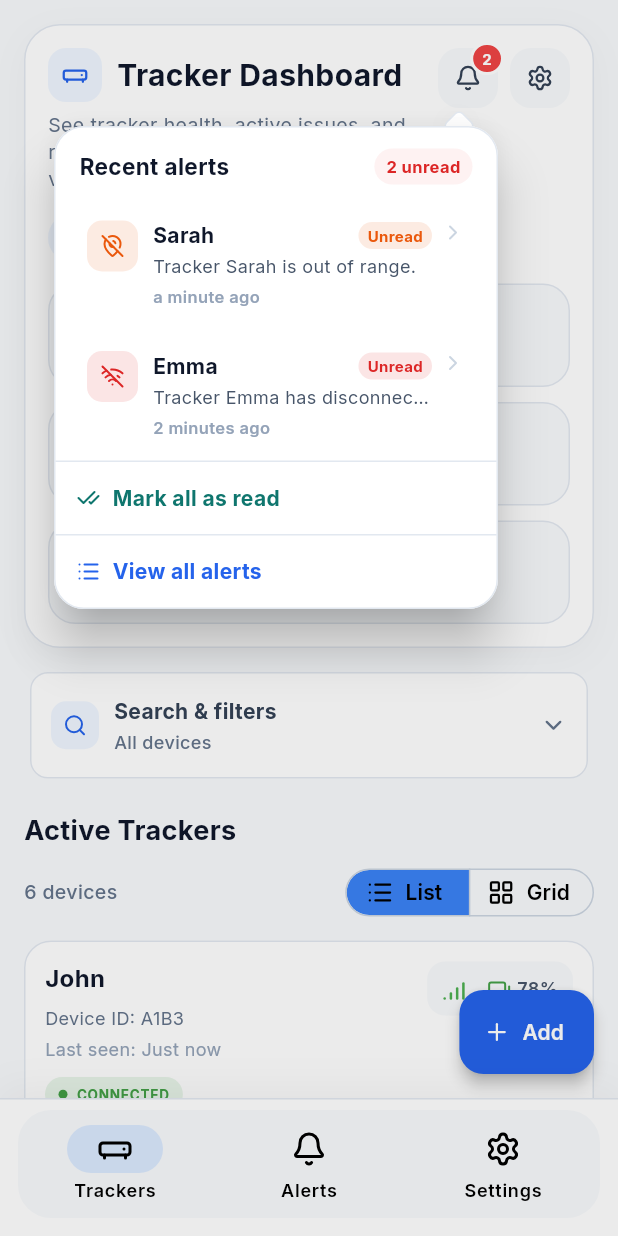
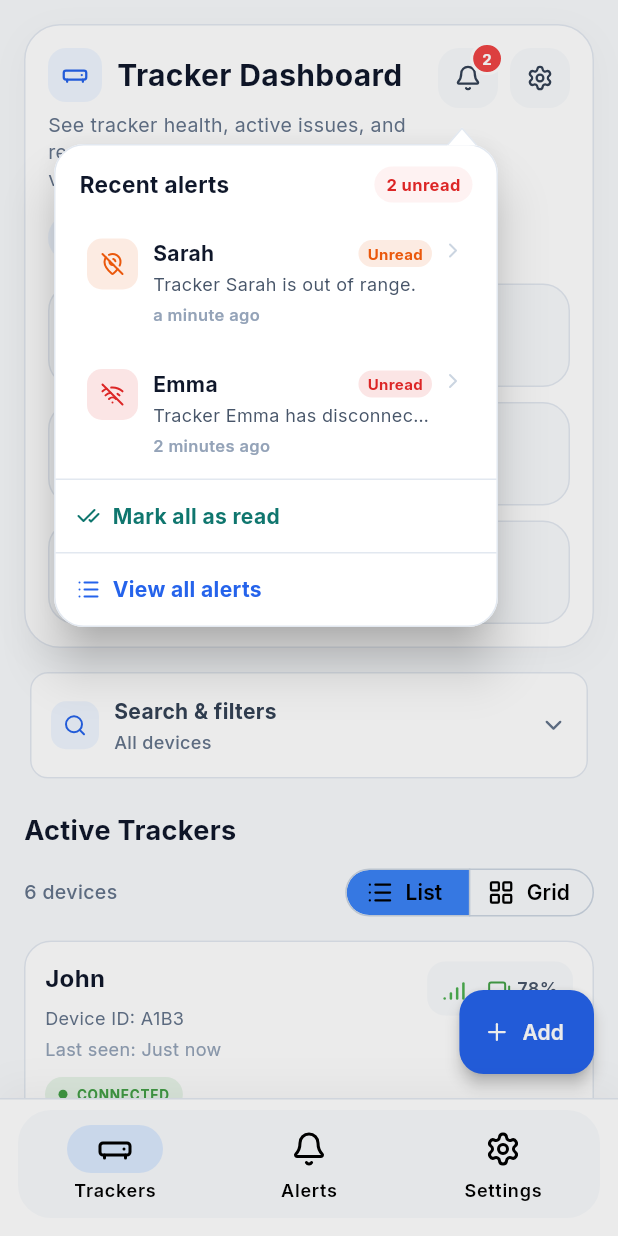
Before and after one commit to michaeljosherr/tracking, a Flutter app: the DashboardScreen screen opened by its route, after a tap on an icon or button, on a phone screen of 412 x 824 dp. Run offline on Flutter 3.47's test engine with Material 3 defaults, Android fonts, the phone set to English and light mode, and no system bars; our stand-ins replace go_router, google_fonts, lucide_icons_flutter, shared_preferences, timeago; accounts and stored records are empty.

Commit message:
refactor: add custom alerts menu caret and enhance DashboardScreen layout
- Introduced a new _AlertsMenuCaret widget with a custom painter for improved visual design.
- Updated the layout of the alerts menu in DashboardScreen for better spacing and organization.
- Enhanced the responsiveness of alert-related UI elements, ensuring a more cohesive user experience.

```diff
--- a/my_flutter_app/lib/screens/dashboard_screen.dart
+++ b/my_flutter_app/lib/screens/dashboard_screen.dart
@@ -15,6 +15,51 @@ class DashboardScreen extends StatefulWidget {
 
   @override
   State<DashboardScreen> createState() => _DashboardScreenState();
+}
+
+class _AlertsMenuCaret extends StatelessWidget {
+  const _AlertsMenuCaret();
+
+  @override
+  Widget build(BuildContext context) {
+    return SizedBox(
+      width: 20,
+      height: 12,
+      child: CustomPaint(painter: _AlertsMenuCaretPainter()),
+    );
+  }
+}
+
+class _AlertsMenuCaretPainter extends CustomPainter {
+  const _AlertsMenuCaretPainter();
+
+  @override
+  void paint(Canvas canvas, Size size) {
+    final fillPaint = Paint()..color = Colors.white;
+    final borderPaint = Paint()
+      ..color = const Color(0xFFE2E8F0)
+      ..style = PaintingStyle.stroke
+      ..strokeWidth = 1;
+
+    final path = Path()
+      ..moveTo(size.width / 2, 0)
+      ..lineTo(size.width, size.height)
+      ..lineTo(0, size.height)
+      ..close();
+
+    canvas.drawPath(path, fillPaint);
+
+    final borderPath = Path()
+      ..moveTo(size.width / 2, 0.5)
+      ..lineTo(size.width - 0.5, size.height - 0.5)
+      ..moveTo(size.width / 2, 0.5)
+      ..lineTo(0.5, size.height - 0.5);
+
+    canvas.drawPath(borderPath, borderPaint);
+  }
+
+  @override
+  bool shouldRepaint(covariant CustomPainter oldDelegate) => false;
 }
 
 class _DashboardScreenState extends State<DashboardScreen> {
@@ -482,30 +527,9 @@ class _DashboardScreenState extends State<DashboardScreen> {
     return Stack(
       clipBehavior: Clip.none,
       children: [
-        Positioned(
-          top: -8,
-          left: caretLeft,
-          child: Transform.rotate(
-            angle: 0.785398,
-            child: Container(
-              width: 16,
-              height: 16,
-              decoration: BoxDecoration(
-                color: Colors.white,
-                border: Border.all(color: const Color(0xFFE2E8F0)),
-                borderRadius: BorderRadius.circular(4),
-                boxShadow: [
-                  BoxShadow(
-                    color: Colors.black.withValues(alpha: 0.03),
-                    blurRadius: 10,
-                    offset: const Offset(0, 2),
-                  ),
-                ],
-              ),
-            ),
-          ),
-        ),
-        Material(
+        Padding(
+          padding: const EdgeInsets.only(top: 12),
+          child: Material(
             color: Colors.white,
             surfaceTintColor: Colors.white,
             elevation: 14,
@@ -559,6 +583,8 @@ class _DashboardScreenState extends State<DashboardScreen> {
               ),
             ),
           ),
+        ),
+        Positioned(top: 1, left: caretLeft, child: const _AlertsMenuCaret()),
       ],
     );
   }
```
Lines whose indentation alone changed are shown as unchanged.
